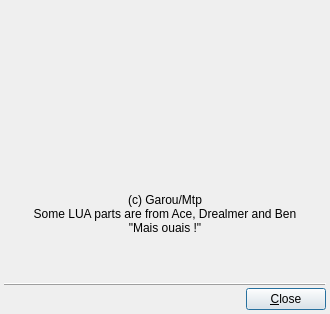
First picture: the form in ceb/ui/dialog_about.ui, repository kervala/cebmtpchat, before the edit.
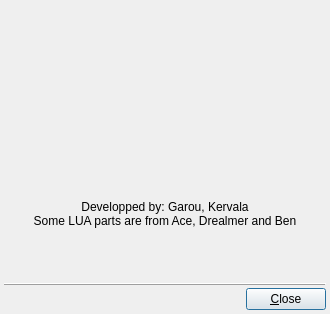
Second picture: the form after the edit. Icons and pictures are not drawn.

```diff
--- a/ceb/ui/dialog_about.ui
+++ b/ceb/ui/dialog_about.ui
@@ -52,9 +52,8 @@
      <item>
       <widget class="QLabel" name="labelText" >
        <property name="text" >
-        <string>(c) Garou/Mtp
-Some LUA parts are from Ace, Drealmer and Ben
-"Mais ouais !"</string>
+        <string>Developped by: Garou, Kervala
+Some LUA parts are from Ace, Drealmer and Ben</string>
        </property>
        <property name="alignment" >
         <set>Qt::AlignCenter</set>
```
Left out of the diff: 8 changed lines with no effect on the pictures.
